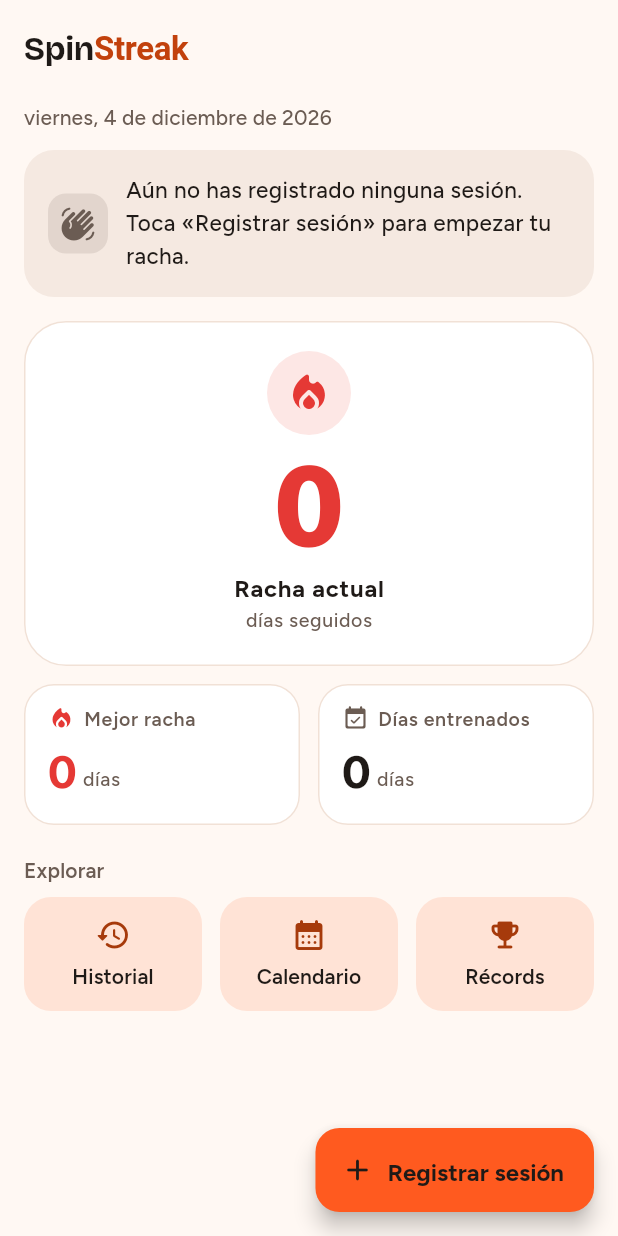
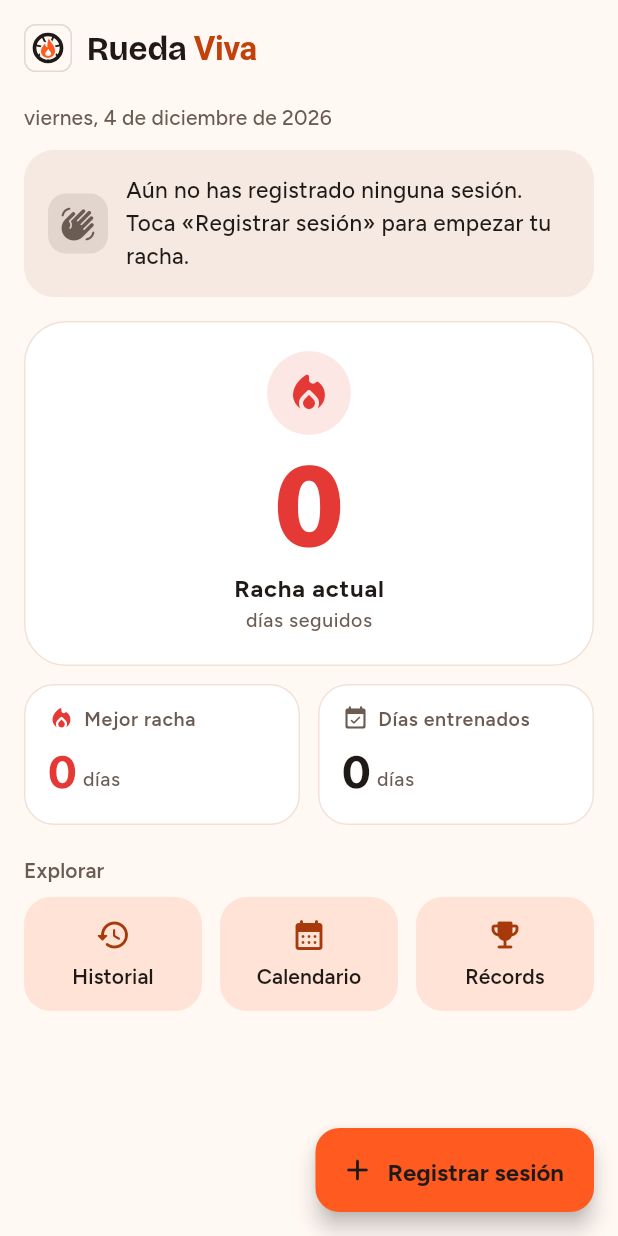
Before and after one commit to juliangg910316/SpinStreak, a Flutter app: the screen it shows after launch, on a phone screen of 412 x 824 dp. Run offline on Flutter 3.47's test engine with Material 3 defaults, Android fonts, the phone set to English and light mode, and no system bars; our stand-ins replace drift, drift_flutter, flutter_bloc, freezed_annotation, get_it; accounts and stored records are empty; generated files the repository leaves out were written again.

Commit message:
feat(home): mostrar el logo y "Rueda Viva" en la barra del inicio
SimboloRueda dibuja el símbolo con CustomPaint y los colores del tema
(nuevo color logoRueda en ColoresApp), así que cambia con el modo claro
u oscuro y no se anuncia en el lector de pantalla. MaterialApp pasa a
titularse "Rueda Viva".

Refs spec 006 (RF-2, RF-9 a RF-11)

Co-Authored-By: Claude Opus 5.5 <noreply@anthropic.com>

```diff
--- a/lib/main.dart
+++ b/lib/main.dart
@@ -46,7 +46,9 @@ class SpinStreakApp extends StatelessWidget {
   @override
   Widget build(BuildContext context) {
     return MaterialApp(
-      title: 'SpinStreak',
+      // Spec 006, RF-2: nombre en las apps recientes de Android.
+      title: 'Rueda Viva',
+      debugShowCheckedModeBanner: false,
       // Spec 005: paleta "Fuego"; sigue el modo claro u oscuro del móvil y
       // cambia sin reiniciar (RF-6 a RF-8).
       theme: AppTheme.light,
--- a/lib/ui/core/themes/colores_app.dart
+++ b/lib/ui/core/themes/colores_app.dart
@@ -16,6 +16,7 @@ class ColoresApp extends ThemeExtension<ColoresApp> {
     required this.botonTexto,
     required this.avisoRecord,
     required this.onAvisoRecord,
+    required this.logoRueda,
   });
 
   /// Acento de la racha: solo números de racha (≥ 24 px) y su llama (RF-4).
@@ -35,6 +36,10 @@ class ColoresApp extends ThemeExtension<ColoresApp> {
   final Color avisoRecord;
   final Color onAvisoRecord;
 
+  /// Rueda del símbolo de la app (spec 006, RF-10). La llama usa `primary`
+  /// y el fondo, `surface`.
+  final Color logoRueda;
+
   static const claro = ColoresApp(
     racha: Color(0xFFE53935),
     rachaContenedor: Color(0xFFFDE7E5),
@@ -42,6 +47,7 @@ class ColoresApp extends ThemeExtension<ColoresApp> {
     botonTexto: Color(0xFFA63A0B),
     avisoRecord: Color(0xFFFFB020),
     onAvisoRecord: Color(0xFF1F1A17),
+    logoRueda: Color(0xFF1F1A17),
   );
 
   static const oscuro = ColoresApp(
@@ -51,6 +57,7 @@ class ColoresApp extends ThemeExtension<ColoresApp> {
     botonTexto: Color(0xFFFFB59A),
     avisoRecord: Color(0xFFFFB020),
     onAvisoRecord: Color(0xFF1F1A17),
+    logoRueda: Color(0xFFFFF8F3),
   );
 
   @override
@@ -61,6 +68,7 @@ class ColoresApp extends ThemeExtension<ColoresApp> {
     Color? botonTexto,
     Color? avisoRecord,
     Color? onAvisoRecord,
+    Color? logoRueda,
   }) {
     return ColoresApp(
       racha: racha ?? this.racha,
@@ -69,6 +77,7 @@ class ColoresApp extends ThemeExtension<ColoresApp> {
       botonTexto: botonTexto ?? this.botonTexto,
       avisoRecord: avisoRecord ?? this.avisoRecord,
       onAvisoRecord: onAvisoRecord ?? this.onAvisoRecord,
+      logoRueda: logoRueda ?? this.logoRueda,
     );
   }
 
@@ -82,6 +91,7 @@ class ColoresApp extends ThemeExtension<ColoresApp> {
       botonTexto: Color.lerp(botonTexto, other.botonTexto, t)!,
       avisoRecord: Color.lerp(avisoRecord, other.avisoRecord, t)!,
       onAvisoRecord: Color.lerp(onAvisoRecord, other.onAvisoRecord, t)!,
+      logoRueda: Color.lerp(logoRueda, other.logoRueda, t)!,
     );
   }
 }
--- /dev/null
+++ b/lib/ui/core/ui/simbolo_rueda.dart
@@ -0,0 +1,140 @@
+/// Símbolo de la app (spec 006): rueda de bici con 7 radios y la llama de la
+/// racha como buje, en un cuadrado con las esquinas redondeadas.
+///
+/// Dibuja la misma geometría que `docs/marca/simbolo.svg` (vista 14..94 del
+/// lienzo de 108) con los colores del tema, así que cambia solo con el modo
+/// claro u oscuro (RF-10). Es decorativo: no se anuncia en el lector de
+/// pantalla (RF-11).
+library;
+
+import 'dart:math' as math;
+
+import 'package:flutter/material.dart';
+
+import '../themes/colores_app.dart';
+
+class SimboloRueda extends StatelessWidget {
+  const SimboloRueda({required this.tamano, super.key});
+
+  /// Lado del cuadrado, en píxeles lógicos.
+  final double tamano;
+
+  @override
+  Widget build(BuildContext context) {
+    final tema = Theme.of(context);
+    final colores = tema.colorScheme;
+    final app = tema.extension<ColoresApp>()!;
+    final claro = tema.brightness == Brightness.light;
+
+    return ExcludeSemantics(
+      child: Container(
+        width: tamano,
+        height: tamano,
+        decoration: BoxDecoration(
+          color: colores.surface,
+          borderRadius: BorderRadius.circular(tamano * 0.24),
+          // En claro, borde fino para separarlo del fondo crema (RF-10).
+          border: claro
+              ? Border.all(color: colores.onSurface.withValues(alpha: 0.14))
+              : null,
+        ),
+        child: CustomPaint(
+          painter: _PintorRueda(rueda: app.logoRueda, llama: colores.primary),
+        ),
+      ),
+    );
+  }
+}
+
+class _PintorRueda extends CustomPainter {
+  const _PintorRueda({required this.rueda, required this.llama});
+
+  final Color rueda;
+  final Color llama;
+
+  /// Vista del lienzo de 108: de 14 a 94 (80 de lado).
+  static const _origen = 14.0;
+  static const _lado = 80.0;
+
+  @override
+  void paint(Canvas canvas, Size size) {
+    canvas
+      ..save()
+      ..scale(size.width / _lado, size.height / _lado)
+      ..translate(-_origen, -_origen);
+
+    // Rueda (cubierta y radios), sin la llama ni su contorno.
+    canvas.saveLayer(null, Paint());
+    final trazo = Paint()
+      ..color = rueda
+      ..style = PaintingStyle.stroke;
+    canvas.drawCircle(const Offset(54, 54), 24, trazo..strokeWidth = 6.5);
+    trazo
+      ..strokeWidth = 3.4
+      ..strokeCap = StrokeCap.round;
+    for (var i = 0; i < 7; i++) {
+      final a = (-90 + 360 / 14 + i * 360 / 7) * math.pi / 180;
+      Offset punto(double r) =>
+          Offset(54 + r * math.cos(a), 54 + r * math.sin(a));
+      canvas.drawLine(punto(5), punto(21.5), trazo);
+    }
+    _enLlama(canvas, () {
+      final borrar = Paint()..blendMode = BlendMode.clear;
+      canvas
+        ..drawPath(_llama, borrar)
+        ..drawPath(
+          _llama,
+          borrar
+            ..style = PaintingStyle.stroke
+            ..strokeWidth = 7
+            ..strokeJoin = StrokeJoin.round,
+        );
+    });
+    canvas.restore();
+
+    // Llama, sin su recorte interior.
+    canvas.saveLayer(null, Paint());
+    _enLlama(canvas, () {
+      canvas
+        ..drawPath(_llama, Paint()..color = llama)
+        ..drawPath(_corte, Paint()..blendMode = BlendMode.clear);
+    });
+    canvas
+      ..restore()
+      ..restore();
+  }
+
+  /// Lleva el lienzo a las coordenadas propias de la llama.
+  void _enLlama(Canvas canvas, VoidCallback dibujar) {
+    canvas
+      ..save()
+      ..translate(54, 57.5)
+      ..scale(0.78);
+    dibujar();
+    canvas.restore();
+  }
+
+  @override
+  bool shouldRepaint(_PintorRueda old) =>
+      old.rueda != rueda || old.llama != llama;
+}
+
+/// Contorno exterior de la llama (coordenadas propias, centrada en 0, 0).
+final _llama = Path()
+  ..moveTo(2, -26)
+  ..cubicTo(6, -16, 16, -10, 16, 2)
+  ..cubicTo(16, 12, 9, 18, 0, 18)
+  ..cubicTo(-9, 18, -16, 12, -16, 3)
+  ..cubicTo(-16, -5, -11, -10, -7, -15)
+  ..cubicTo(-6, -10, -4, -7, -1, -6)
+  ..cubicTo(-2, -13, -1, -20, 2, -26)
+  ..close();
+
+/// Recorte interior de la llama.
+final _corte = Path()
+  ..moveTo(1, -3)
+  ..cubicTo(3, 2, 7.5, 4.5, 7.5, 8.5)
+  ..cubicTo(7.5, 11.5, 4.5, 13.5, 0.5, 13.5)
+  ..cubicTo(-3.5, 13.5, -6.5, 11.5, -6.5, 8.5)
+  ..cubicTo(-6.5, 5, -2, 2.5, 1, -3)
+  ..close();
--- a/lib/ui/home/widgets/home_screen.dart
+++ b/lib/ui/home/widgets/home_screen.dart
@@ -1,6 +1,6 @@
 /// Pantalla de inicio: fecha de hoy, mensaje del día, racha actual, mejor
 /// racha y total de días (spec 002), con el diseño de la spec 005 (RF-9 a
-/// RF-14).
+/// RF-14) y el logo y el nombre de la app en la barra (spec 006).
 ///
 /// Solo pinta el estado de [HomeCubit]; el `BlocProvider` lo crea el router.
 /// Desde aquí se registra una sesión y se abren el historial (spec 001) y el
@@ -20,6 +20,7 @@ import '../../core/themes/colores_app.dart';
 import '../../core/themes/dimens.dart';
 import '../../core/ui/aviso.dart';
 import '../../core/ui/estado_error.dart';
+import '../../core/ui/simbolo_rueda.dart';
 import '../../core/ui/tarjeta_aviso.dart';
 import '../../session_form/view_model/session_form_state.dart';
 import '../view_model/home_cubit.dart';
@@ -56,18 +57,32 @@ class _HomeScreenState extends State<HomeScreen> {
     final app = tema.extension<ColoresApp>()!;
 
     return Scaffold(
-      // Spec 005, RF-9: "Streak" en el color principal.
+      // Spec 006, RF-9 a RF-11: símbolo de 32 px y "Rueda Viva", con "Viva"
+      // en el color principal. Con el texto del sistema muy grande, el
+      // nombre se reduce en vez de cortarse; el símbolo no cambia.
       appBar: AppBar(
-        title: Text.rich(
+        title: Row(
+          children: [
+            const SimboloRueda(tamano: 32),
+            const SizedBox(width: 10),
+            Flexible(
+              child: FittedBox(
+                fit: BoxFit.scaleDown,
+                alignment: AlignmentDirectional.centerStart,
+                child: Text.rich(
                   TextSpan(
-            text: 'Spin',
+                    text: 'Rueda ',
                     children: [
                       TextSpan(
-                text: 'Streak',
+                        text: 'Viva',
                         style: TextStyle(color: app.textoPrincipal),
                       ),
                     ],
                   ),
+                ),
+              ),
+            ),
+          ],
         ),
       ),
       // Con el texto del sistema muy grande, el botón no cabría en la
```
Lines whose indentation alone changed are shown as unchanged.
